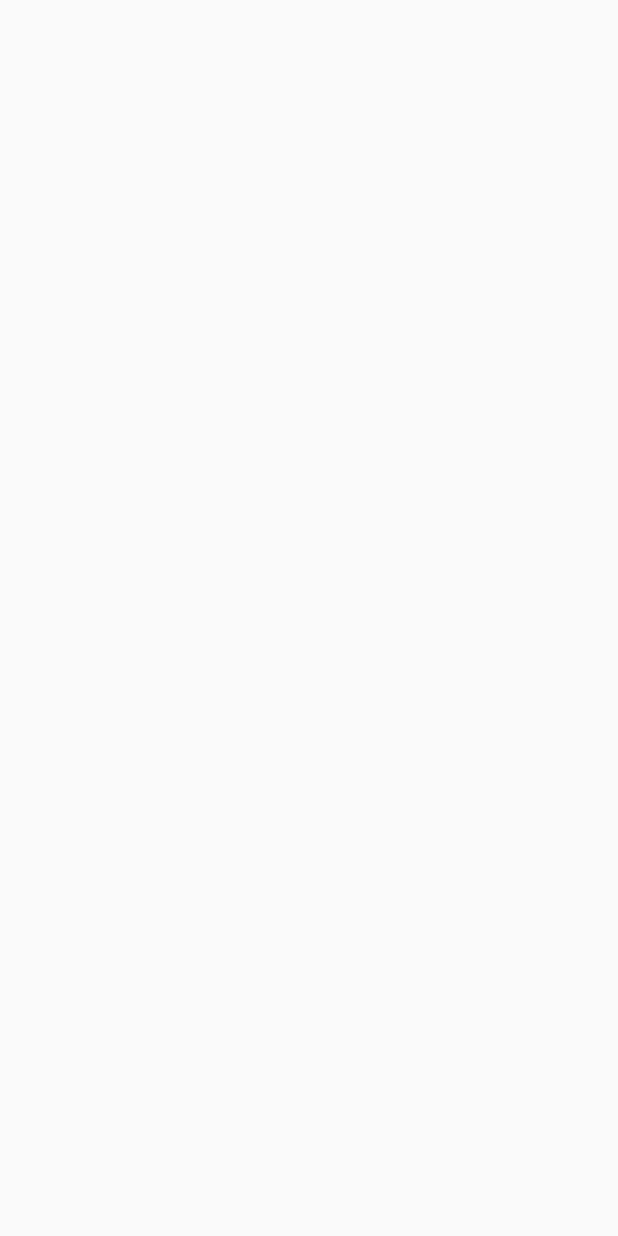
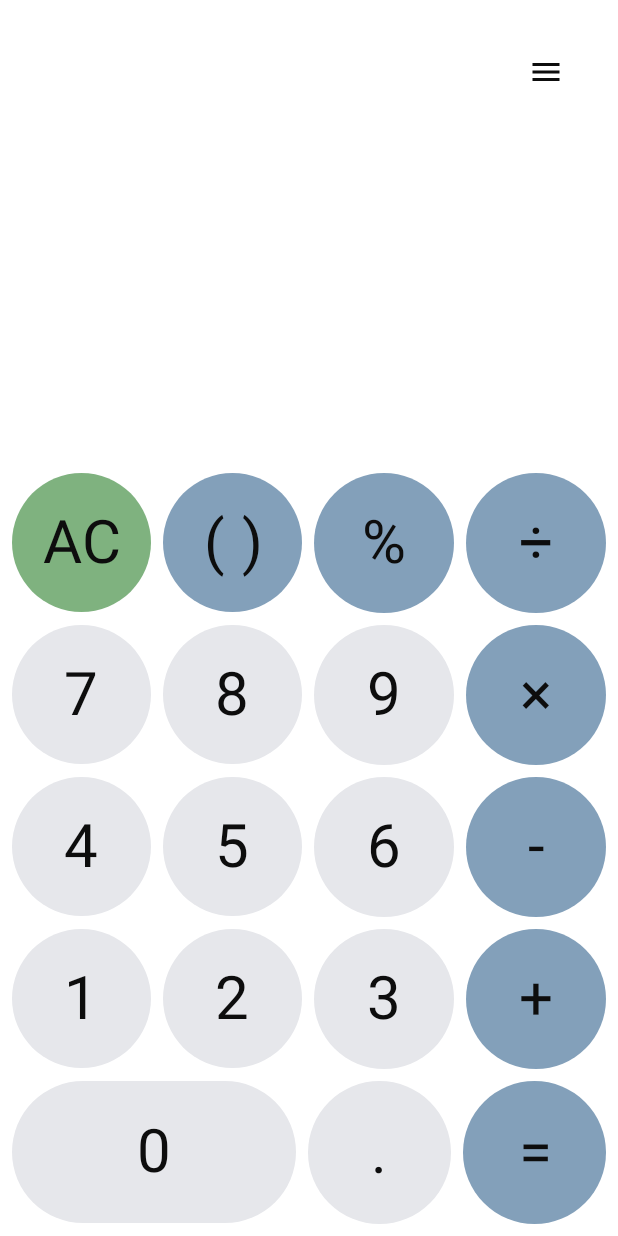
Before and after one commit to arnolddds/calculatorApp_info_tecs_25, an Android app built with Jetpack Compose: the screen it shows after launch (MainActivity), on a phone screen of 412 x 824 dp. Before the commit the screen is empty. Run offline under Robolectric (Android 15) with nearby library versions, the light colour scheme and no system bars; our stand-ins replace Room's generated code.

Commit message:
Добавление навигации между экранами

```diff
--- a/app/src/main/java/com/sobolev/calculatorapp_info_tecs_25/MainActivity.kt
+++ b/app/src/main/java/com/sobolev/calculatorapp_info_tecs_25/MainActivity.kt
@@ -1,18 +1,63 @@
 package com.sobolev.calculatorapp_info_tecs_25
 
+import CalculatorScreen
 import android.os.Bundle
 import androidx.activity.ComponentActivity
 import androidx.activity.compose.setContent
 import androidx.activity.enableEdgeToEdge
+import androidx.compose.foundation.layout.fillMaxSize
+import androidx.compose.foundation.layout.padding
+import androidx.compose.material3.Scaffold
+import androidx.compose.ui.Modifier
+import androidx.navigation.compose.NavHost
+import androidx.navigation.compose.composable
+import androidx.navigation.compose.rememberNavController
+import androidx.room.Room
+import com.sobolev.calculatorapp_info_tecs_25.data.local.CalculatorDatabase
+import com.sobolev.calculatorapp_info_tecs_25.data.repository.HistoryRepository
+import com.sobolev.calculatorapp_info_tecs_25.presentation.ui.screens.calculator.CalculatorViewModel
+import com.sobolev.calculatorapp_info_tecs_25.presentation.ui.screens.calculator.HistoryScreen
 import com.sobolev.calculatorapp_info_tecs_25.presentation.ui.theme.CalculatorApp_info_tecs_25Theme
 
 class MainActivity : ComponentActivity() {
+
     override fun onCreate(savedInstanceState: Bundle?) {
         super.onCreate(savedInstanceState)
         enableEdgeToEdge()
+        val db = Room.databaseBuilder(
+            applicationContext,
+            CalculatorDatabase::class.java,
+            "calculator.db"
+        ).build()
+        val repository = HistoryRepository(db.historyDao())
+
+
+        val viewModel = CalculatorViewModel(repository)
+
         setContent {
             CalculatorApp_info_tecs_25Theme {
+                val navController = rememberNavController()
 
+                Scaffold(modifier = Modifier.fillMaxSize()) { innerPadding ->
+                    NavHost(
+                        navController = navController,
+                        startDestination = "calculator",
+                        modifier = Modifier.padding(bottom = innerPadding.calculateBottomPadding())
+                    ) {
+                        composable("calculator") {
+                            CalculatorScreen(
+                                navController = navController,
+                                viewModel = viewModel
+                            )
+                        }
+                        composable("history") {
+                            HistoryScreen(
+                                viewModel = viewModel,
+                                onBack = { navController.popBackStack() }
+                            )
+                        }
+                    }
+                }
             }
         }
     }
--- a/app/src/main/java/com/sobolev/calculatorapp_info_tecs_25/presentation/ui/screens/calculator/CalculatorScreen.kt
+++ b/app/src/main/java/com/sobolev/calculatorapp_info_tecs_25/presentation/ui/screens/calculator/CalculatorScreen.kt
@@ -127,7 +127,6 @@ fun CalculatorScreen(
 @Composable
 fun CalculatorKeyboard(onCommand: (CalculatorCommand) -> Unit) {
     val buttonLayout = listOf(
-        listOf("√", "π", "^", "!"),
         listOf("AC", "( )", "%", "÷"),
         listOf("7", "8", "9", "×"),
         listOf("4", "5", "6", "-"),
@@ -147,7 +146,6 @@ fun CalculatorKeyboard(onCommand: (CalculatorCommand) -> Unit) {
                     val bgColor = when (label) {
                         "AC" -> MaterialTheme.colorScheme.secondary
                         "+", "-", "×", "÷", "=", "( )", "%" -> MaterialTheme.colorScheme.tertiary
-                        "√", "π", "^", "!" -> MaterialTheme.colorScheme.background
                         else -> MaterialTheme.colorScheme.primary
                     }
 
```
